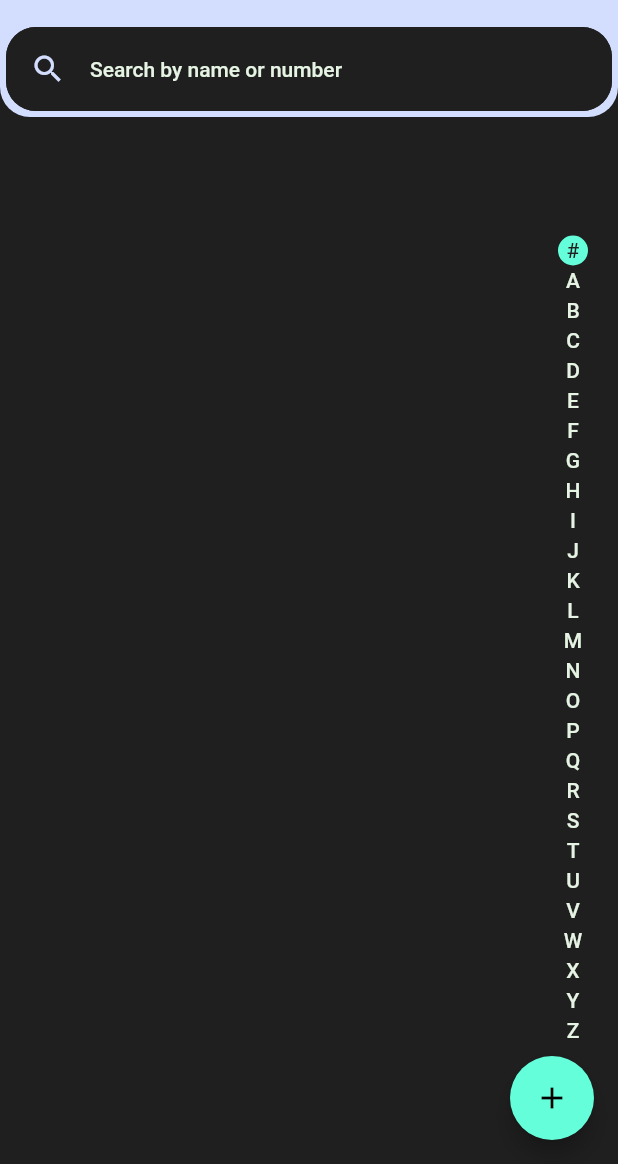
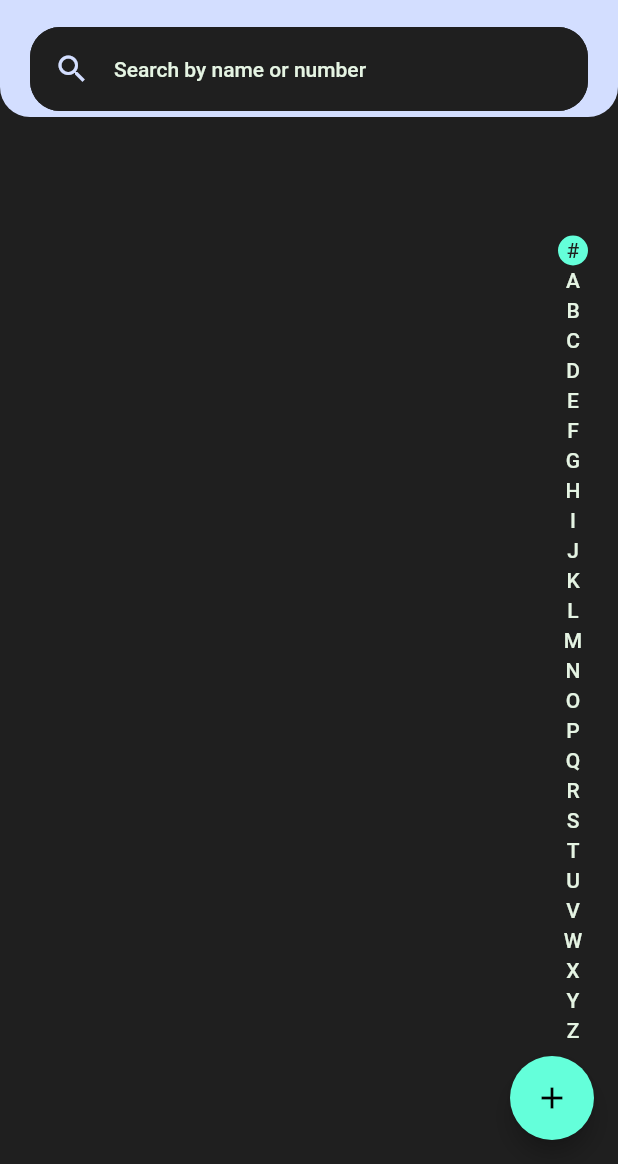
Before and after one commit to De-pitcher/contact_app, a Flutter app: the screen it shows after launch, on a phone screen of 412 x 824 dp, the part 72-1236 px from its top. Run offline on Flutter 3.47's test engine with Material 2 defaults, Android fonts, the phone set to English and light mode, and no system bars; drawn by our look-alikes of scrollable_positioned_list; our stand-ins replace azlistview, contacts_service, hive, hive_flutter, permission_handler; accounts and stored records are empty.

Commit message:
MOD: change the AllContactPage to ContactListWdget

```diff
--- a/lib/constants/constants.dart
+++ b/lib/constants/constants.dart
@@ -1,3 +1,3 @@
-const String permissionStatusBoxName = 'permission-name';
+const String permissionStatusBoxName = 'permission';
 const String contactsBoxName = 'contacts';
 const String contactListBoxName = 'contact-list';
--- a/lib/main.dart
+++ b/lib/main.dart
@@ -37,7 +37,7 @@ class MyApp extends StatelessWidget {
           ? const PermisionChecker()
           : permissionBox
               ? const MyHomeScreen()
-              : Container(),
+              : const PermisionChecker(),
       routes: {
         MyHomeScreen.id: (_) => const MyHomeScreen(),
       },
--- a/lib/permission_checker.dart
+++ b/lib/permission_checker.dart
@@ -31,7 +31,8 @@ class _PermisionCheckerState extends State<PermisionChecker> {
   }
 
   Future _initialzedContacts() async {
-    return local.ContactsService.getContacts(withThumbnails: false).then((data) {
+    return local.ContactsService.getContacts(withThumbnails: false)
+        .then((data) {
       final contactBox = Hive.box<ContactList>(contactListBoxName);
       // print('ContactApp debug: ${data.length}');
       // print('ContactApp debug: ${contactBox.length}');
@@ -47,7 +48,7 @@ class _PermisionCheckerState extends State<PermisionChecker> {
         );
       }).toList();
 
-      contactBox.put('contact', ContactList(contacts)).then((value) {
+      contactBox.put(contactsBoxName, ContactList(contacts)).then((value) {
         if (kDebugMode) {
           print('ContactApp debug: Contact successfully added!');
         }
@@ -102,7 +103,7 @@ class _PermisionCheckerState extends State<PermisionChecker> {
       const snackBar = SnackBar(content: Text('Access to contact data denied'));
       ScaffoldMessenger.of(context).showSnackBar(snackBar);
     } else if (permissionStatus == PermissionStatus.granted) {
-      Hive.box<bool>(permissionStatusBoxName).put('permission', true);
+      Hive.box<bool>(permissionStatusBoxName).put(permissionStatusBoxName, true);
     } else if (permissionStatus == PermissionStatus.permanentlyDenied) {
       const snackBar =
           SnackBar(content: Text('Contact data not available on device'));
--- a/lib/screens/add_contact_screen.dart
+++ b/lib/screens/add_contact_screen.dart
@@ -1 +1,10 @@
 import 'package:flutter/material.dart';
+
+class AddContactScreen extends StatelessWidget {
+  const AddContactScreen({super.key});
+
+  @override
+  Widget build(BuildContext context) {
+    return Scaffold();
+  }
+}
--- a/lib/screens/my_home_screen.dart
+++ b/lib/screens/my_home_screen.dart
@@ -4,7 +4,7 @@ import 'package:hive_flutter/hive_flutter.dart';
 import '../constants/constants.dart';
 import '../models/contact_list.dart';
 import '../widgets/search_tile.dart';
-import '../widgets/all_contacts_widget.dart';
+import '../widgets/contact_list_widget.dart';
 
 class MyHomeScreen extends StatefulWidget {
   static const id = '/home';
@@ -35,14 +35,17 @@ class _MyHomeScreenState extends State<MyHomeScreen> {
         ),
         bottom: PreferredSize(
           preferredSize: const Size.fromHeight(70),
-          child: SearchTile(
-              contacts: Hive.box<ContactList>(contactListBoxName)
-                  .values
-                  .first
-                  .contacts),
+          child: Padding(
+            padding: const EdgeInsets.symmetric(horizontal: 16),
+            child: SearchTile(
+                contacts: Hive.box<ContactList>(contactListBoxName)
+                    .values
+                    .first
+                    .contacts),
+          ),
         ),
       ),
-      body: const AllContactsTab(),
+      body: const ContactListWidget(),
       floatingActionButton: FloatingActionButton(
         onPressed: () {},
         child: const Icon(Icons.add),
--- a/lib/utils/custom_search_delegate.dart
+++ b/lib/utils/custom_search_delegate.dart
@@ -41,9 +41,9 @@ class CustomSearchDelegate extends SearchDelegate {
   @override
   Widget buildResults(BuildContext context) {
     List<Contact> matchQuery = [];
-    for (var fruit in searchItems) {
-      if (fruit.name.toLowerCase().contains(query.toLowerCase())) {
-        matchQuery.add(fruit);
+    for (var item in searchItems) {
+      if (item.name.toLowerCase().contains(query.toLowerCase())) {
+        matchQuery.add(item);
       }
     }
     return ListView.builder(
--- a/lib/widgets/all_contacts_widget.dart
+++ /dev/null
@@ -1,74 +0,0 @@
-import 'package:flutter/material.dart';
-import 'package:hive_flutter/hive_flutter.dart';
-
-import '../constants/constants.dart';
-import '../models/contact.dart';
-import '../models/contact_list.dart';
-import 'alphabetic_scroll_page.dart';
-import 'contact_tile.dart';
-import 'empty_widget.dart';
-
-class AllContactsTab extends StatefulWidget {
-  const AllContactsTab({
-    super.key,
-  });
-
-  @override
-  State<AllContactsTab> createState() => _AllContactsTabState();
-}
-
-class _AllContactsTabState extends State<AllContactsTab> {
-  List<Contact> contactList = [];
-  List<String> strList = [];
-  List<Widget> favouriteList = [];
-  List<Widget> normalList = [];
-  TextEditingController searchController = TextEditingController();
-
-  @override
-  void initState() {
-    contactList.addAll(
-        Hive.box<ContactList>(contactListBoxName).values.first.contacts);
-    // print(contactList.length);
-    contactList
-        .sort((a, b) => a.name.toLowerCase().compareTo(b.name.toLowerCase()));
-    filterList();
-    searchController.addListener(() {
-      filterList();
-    });
-    super.initState();
-  }
-
-  filterList() {
-    List<Contact> contacts = [];
-    contacts.addAll(contactList);
-    if (searchController.text.isNotEmpty) {
-      contacts.retainWhere((user) => user.name
-          .toLowerCase()
-          .contains(searchController.text.toLowerCase()));
-    }
-    for (var contact in contacts) {
-      normalList.add(
-        ContactTile(
-          name: contact.name,
-          number: contact.name,
-          tag: contact.getSuspensionTag(),
-        ),
-      );
-      strList.add(contact.name);
-    }
-
-    setState(() {});
-  }
-
-  @override
-  Widget build(BuildContext context) {
-    return ValueListenableBuilder(
-      valueListenable: Hive.box<ContactList>(contactListBoxName).listenable(),
-      builder: (_, box, __) => box.values.isEmpty
-          ? const EmptyWidget()
-          : AlphabeticScrollPage(
-              contacts: box.values.first.contacts,
-            ),
-    );
-  }
-}
--- a/lib/widgets/alphabetic_scroll_page.dart
+++ b/lib/widgets/alphabetic_scroll_page.dart
@@ -3,7 +3,6 @@ import 'package:flutter/material.dart';
 import 'package:scrollable_positioned_list/scrollable_positioned_list.dart';
 
 import '../models/contact.dart';
-import '../utils/app_color.dart';
 import 'contact_tile.dart';
 
 class CustomSuspensionUtil extends SuspensionUtil {
--- /dev/null
+++ b/lib/widgets/contact_list_widget.dart
@@ -0,0 +1,30 @@
+import 'package:flutter/material.dart';
+import 'package:hive_flutter/hive_flutter.dart';
+
+import '../constants/constants.dart';
+import '../models/contact_list.dart';
+import 'alphabetic_scroll_page.dart';
+import 'empty_widget.dart';
+
+class ContactListWidget extends StatefulWidget {
+  const ContactListWidget({
+    super.key,
+  });
+
+  @override
+  State<ContactListWidget> createState() => _ContactListWidgetState();
+}
+
+class _ContactListWidgetState extends State<ContactListWidget> {
+  @override
+  Widget build(BuildContext context) {
+    return ValueListenableBuilder(
+      valueListenable: Hive.box<ContactList>(contactListBoxName).listenable(),
+      builder: (_, box, __) => box.values.isEmpty
+          ? const EmptyWidget()
+          : AlphabeticScrollPage(
+              contacts: box.values.first.contacts,
+            ),
+    );
+  }
+}
```
